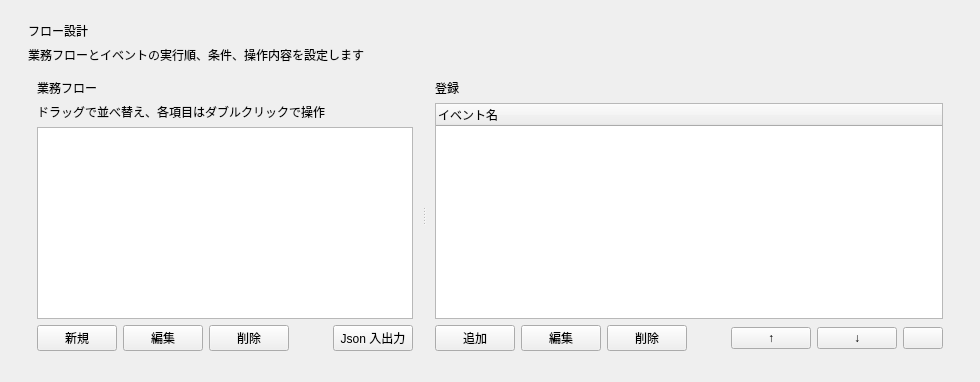
This is qt_ui/forms/flow_design.ui in okasi1997/WebFlowManager as Qt 5 draws it before an edit. The edited form follows.
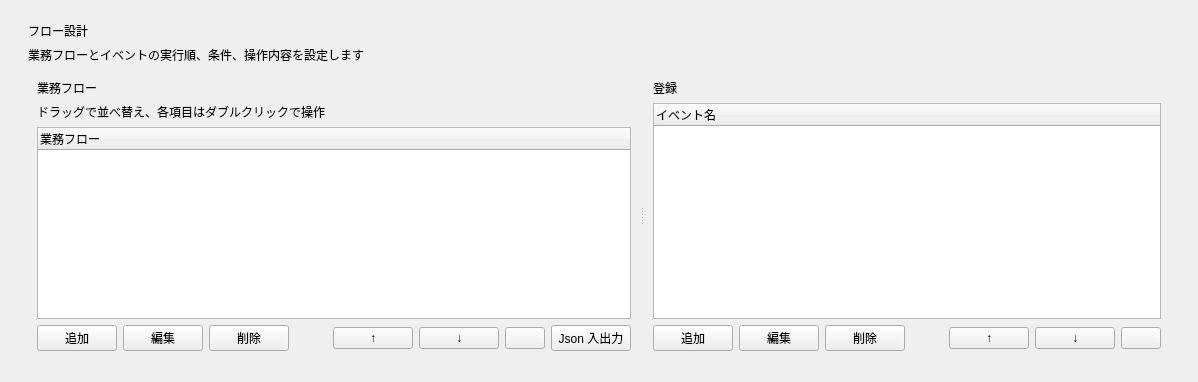
This is the edited form.

Commit message: feat: 実行管理・フロー設計・データ管理機能を改善

```diff
--- a/qt_ui/forms/flow_design.ui
+++ b/qt_ui/forms/flow_design.ui
@@ -63,7 +63,10 @@
                 </widget>
               </item>
               <item>
-                <widget class="QTableWidget" name="workflowTable" />
+                <widget class="QTreeWidget" name="workflowTable">
+                  <property name="expandsOnDoubleClick"><bool>false</bool></property>
+                  <column><property name="text"><string>業務フロー</string></property></column>
+                </widget>
               </item>
               <item>
                 <layout class="QHBoxLayout" name="workflowToolbar">
@@ -73,7 +76,7 @@
                         <bool>true</bool>
                       </property>
                       <property name="text">
-                        <string>新規</string>
+                        <string>追加</string>
                       </property>
                     </widget>
                   </item>
@@ -107,6 +110,27 @@
                       </property>
                     </spacer>
                   </item>
+                  <item>
+                    <widget class="QPushButton" name="moveWorkflowUpButton">
+                      <property name="minimumWidth"><number>42</number></property>
+                      <property name="maximumWidth"><number>42</number></property>
+                      <property name="text"><string>↑</string></property>
+                    </widget>
+                  </item>
+                  <item>
+                    <widget class="QPushButton" name="moveWorkflowDownButton">
+                      <property name="minimumWidth"><number>42</number></property>
+                      <property name="maximumWidth"><number>42</number></property>
+                      <property name="text"><string>↓</string></property>
+                    </widget>
+                  </item>
+                  <item>
+                    <widget class="QPushButton" name="workflowGroupToggleButton">
+                      <property name="minimumWidth"><number>42</number></property>
+                      <property name="maximumWidth"><number>42</number></property>
+                      <property name="text"><string/></property>
+                    </widget>
+                  </item>
                   <item>
                     <widget class="QPushButton" name="workflowJsonButton">
                       <property name="text">
```
Left out of the diff: 1 changed line with no effect on the pictures. The commit also changes 46 other files.
